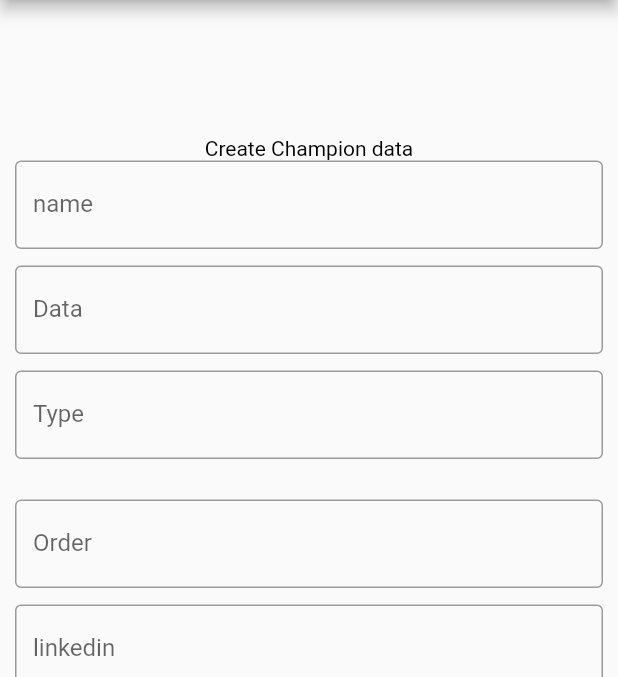
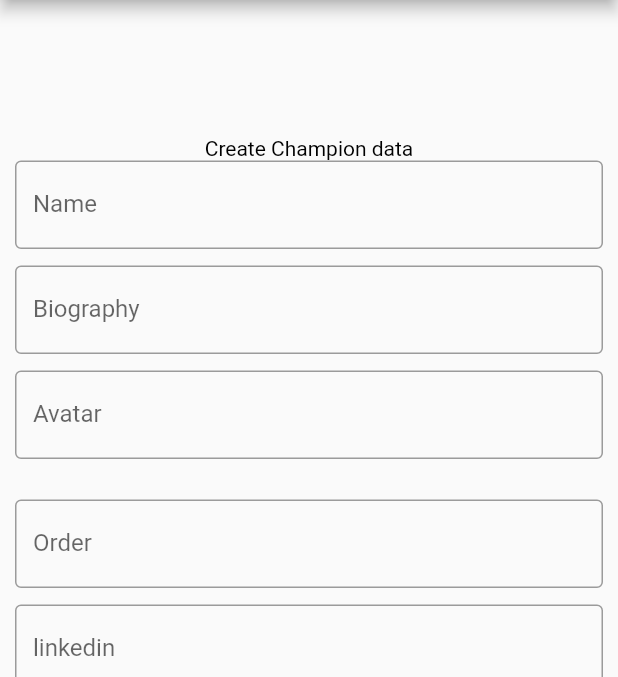
Before and after one commit to pradyumnaym/Champions, a Flutter app: the screen it shows after launch, after a tap on "+ Create Champions", on a phone screen of 412 x 824 dp, the part 84-761 px from its top. Run offline on Flutter 3.47's test engine with Material 2 defaults, Android fonts, the phone set to English and light mode, and no system bars; our stand-ins replace go_router, graphql_flutter; network calls fail.

Commit message:
Fixed admin console

```diff
--- a/champions_admin/lib/src/champions_form.dart
+++ b/champions_admin/lib/src/champions_form.dart
@@ -103,7 +103,7 @@ class ChampionsFormState extends State<ChampionsForm> {
                   child: TextFormField(
                     controller: _nameController,
                     decoration: const InputDecoration(
-                        labelText: 'name',
+                        labelText: 'Name',
                         border: OutlineInputBorder(),
                         focusedBorder: OutlineInputBorder(
                             borderSide: BorderSide(width: 1))),
@@ -118,7 +118,7 @@ class ChampionsFormState extends State<ChampionsForm> {
                   child: TextFormField(
                     controller: biographyController,
                     decoration: const InputDecoration(
-                        labelText: 'Data',
+                        labelText: 'Biography',
                         border: OutlineInputBorder(),
                         focusedBorder: OutlineInputBorder(
                             borderSide: BorderSide(width: 1))),
@@ -131,12 +131,10 @@ class ChampionsFormState extends State<ChampionsForm> {
                   child: TextFormField(
                     controller: _avatarController,
                     decoration: const InputDecoration(
-                        labelText: 'Type',
+                        labelText: 'Avatar',
                         border: OutlineInputBorder(),
                         focusedBorder: OutlineInputBorder(
                             borderSide: BorderSide(width: 1))),
-                    validator: (value) =>
-                        value!.isEmpty ? 'Type is required' : null,
                   ),
                 ),
                 Padding(padding: EdgeInsets.all(8)),
```
